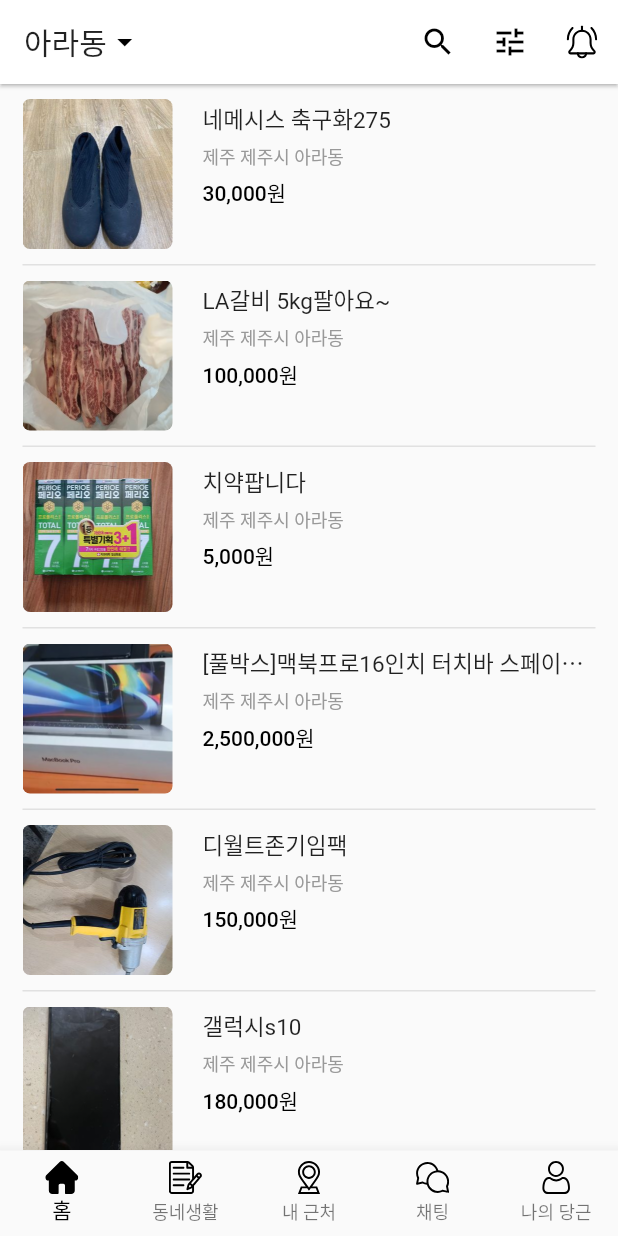
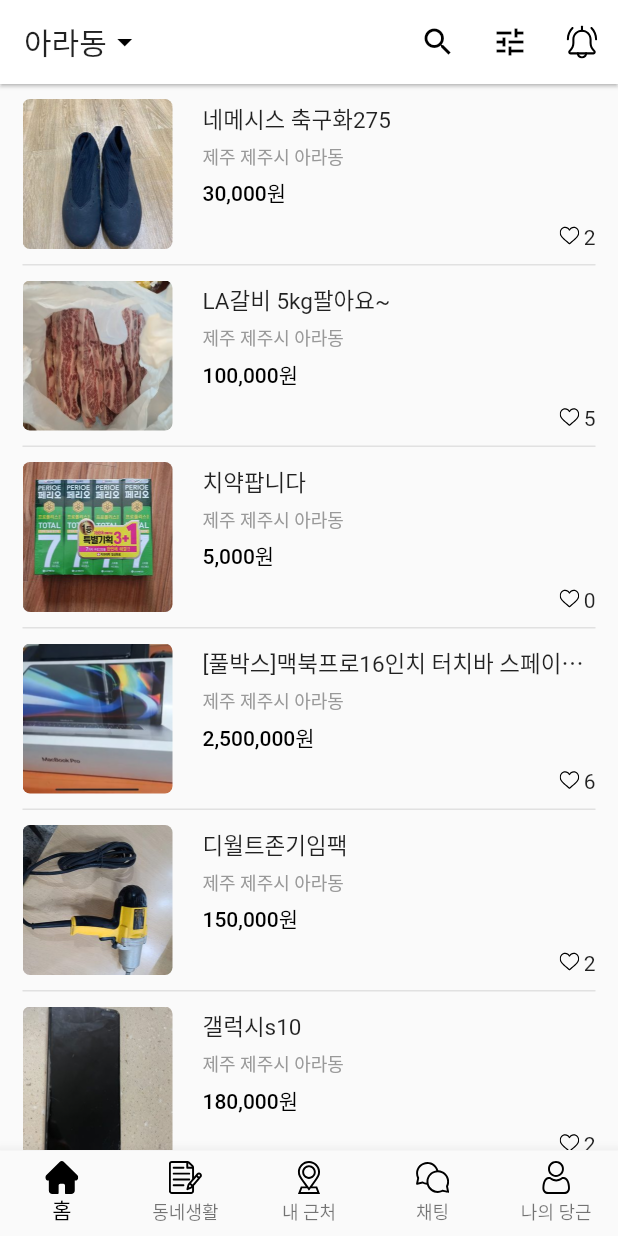
Before and after one commit to sudar-life/flutter_carrot_market, a Flutter app: the screen it shows after launch, on a phone screen of 412 x 824 dp. Run offline on Flutter 3.47's test engine with Material 2 defaults, Android fonts, the phone set to English and light mode, and no system bars; our stand-ins replace flutter_svg.

Commit message:
feat : like 표시  - like svg 추가  - like 영역 배치

```diff
--- a/lib/pages/home.dart
+++ b/lib/pages/home.dart
@@ -148,6 +148,7 @@ class _HomeState extends State<Home> {
                   ),
                   Expanded(
                     child: Container(
+                      height: 100,
                       padding: const EdgeInsets.only(left: 20, top: 2),
                       alignment: Alignment.centerLeft,
                       child: Column(
@@ -171,7 +172,27 @@ class _HomeState extends State<Home> {
                                 fontSize: 14,
                                 color: Colors.black,
                                 fontWeight: FontWeight.w500),
-                          )
+                          ),
+                          Expanded(
+                            child: Container(
+                              child: Row(
+                                mainAxisAlignment: MainAxisAlignment.end,
+                                crossAxisAlignment: CrossAxisAlignment.end,
+                                children: [
+                                  Container(
+                                    height: 18,
+                                    child: SvgPicture.asset(
+                                      "assets/svg/heart_off.svg",
+                                      width: 13,
+                                      height: 13,
+                                    ),
+                                  ),
+                                  SizedBox(width: 3),
+                                  Text(data["likes"]),
+                                ],
+                              ),
+                            ),
+                          ),
                         ],
                       ),
                     ),
```
Also changed, not shown: assets/svg/heart_off.svg (added), assets/svg/heart_on.svg (added).
